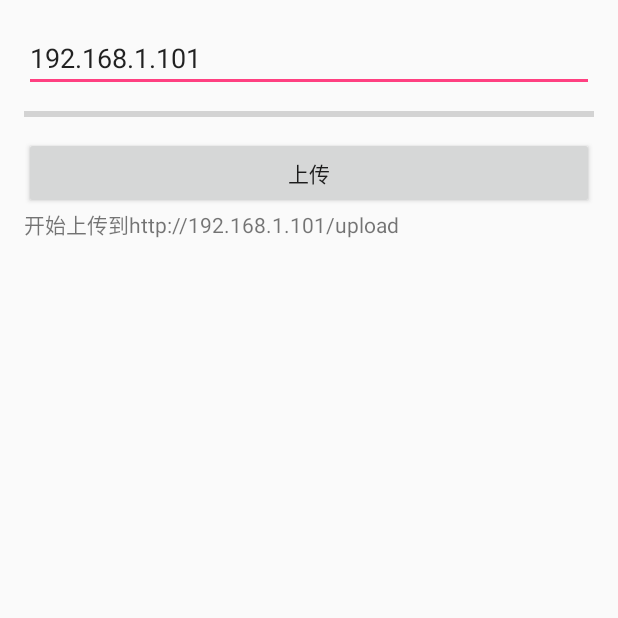
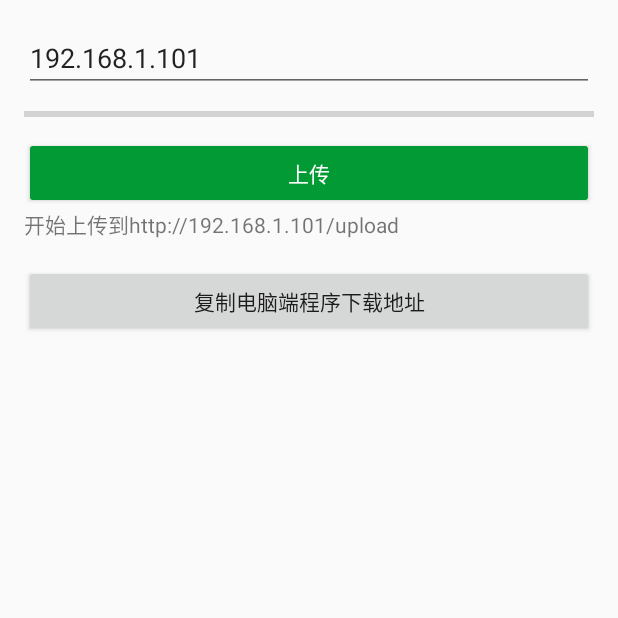
Before and after one commit to iiccqq/Uploader, an Android app: the screen it shows after launch (MainActivity), after a tap on "上传", on a phone screen of 412 x 824 dp, the top half of it. Run offline under Robolectric (Android 15) with nearby library versions, the phone set to English and light mode, and no system bars.

Commit message:
增加复制电脑端程序地址功能

```diff
--- a/app/src/main/java/com/fc/uploader/MainActivity.java
+++ b/app/src/main/java/com/fc/uploader/MainActivity.java
@@ -3,6 +3,9 @@ package com.fc.uploader;
 
 import android.Manifest;
 import android.app.Activity;
+import android.content.ClipData;
+import android.content.ClipboardManager;
+import android.content.Context;
 import android.content.SharedPreferences;
 import android.content.pm.PackageManager;
 import android.os.Build;
@@ -43,12 +46,13 @@ public class MainActivity extends Activity implements OnClickListener, UploadUti
     private static final int UPLOAD_IN_PROCESS = 5;
 
 
-    protected static final int SET_SERVER_IP = 6;
+    protected static final int COPY_DOWNLOAD_URL = 6;
     /***
      * 这里的这个URL是我服务器的javaEE环境URL
      */
     private static String requestURL = "";//http://10.0.2.2:8080/upload";
     private Button  uploadButton;
+    private Button copyDownloadUrlButton;
     private TextView uploadImageResult;
     private ProgressBar progressBar;
 
@@ -80,6 +84,12 @@ public class MainActivity extends Activity implements OnClickListener, UploadUti
     private void initView() {
         uploadButton = (Button) this.findViewById(R.id.uploadImage);
         uploadButton.setOnClickListener(this);
+        uploadButton.setFocusable(true);
+        uploadButton.setFocusableInTouchMode(true);
+        uploadButton.requestFocus();
+        uploadButton.requestFocusFromTouch();
+        copyDownloadUrlButton = (Button) this.findViewById(R.id.copyDownloadUrl);
+        copyDownloadUrlButton.setOnClickListener(this);
         uploadImageResult = (TextView) findViewById(R.id.uploadImageResult);
         progressBar = (ProgressBar) findViewById(R.id.progressBar);
         serverIpText =  (EditText) findViewById(R.id.serverIp);
@@ -106,6 +116,9 @@ public class MainActivity extends Activity implements OnClickListener, UploadUti
         switch (v.getId()) {
             case R.id.uploadImage:
                     handler.sendEmptyMessage(TO_UPLOAD_FILE);
+                break;
+            case R.id.copyDownloadUrl:
+                handler.sendEmptyMessage(COPY_DOWNLOAD_URL);
                 break;
             default:
                 break;
@@ -207,7 +220,6 @@ public class MainActivity extends Activity implements OnClickListener, UploadUti
                 case TO_UPLOAD_FILE:
                     toUploadFile();
                     break;
-
                 case UPLOAD_INIT_PROCESS:
                   //  progressBar.setMax(msg.arg1);
                     break;
@@ -215,18 +227,27 @@ public class MainActivity extends Activity implements OnClickListener, UploadUti
                  //   progressBar.setProgress(msg.arg1);
                     break;
                 case UPLOAD_FILE_DONE:
-                    progressBar.incrementProgressBy(1);
+
                     uploadCallbackCount ++;
                   //  String result = "响应码：" + msg.arg1 + ",响应信息：" + msg.obj + ",耗时：" + UploadUtil.getRequestTime() + "秒";
                     String result =  msg.obj + ",耗时：" + UploadUtil.getRequestTime() + "秒\n";
-                    if(msg.arg1 == UploadUtil.UPLOAD_SUCCESS_CODE)
-                         uploadSuccessCount ++;
+                    if(msg.arg1 == UploadUtil.UPLOAD_SUCCESS_CODE) {
+                        progressBar.incrementProgressBy(1);
+                        uploadSuccessCount++;
+                    }
+                    else{
+                        uploadImageResult.setText("1.确保电脑端upload.exe是否启动，没有启动双击即可。\nupload.exe下载地址为：https://iiccqq.github.io/Uploader/upload.exe\n2.检查网络或防火墙80端口开发");
+                    }
                     uploadTotalTime += UploadUtil.getRequestTime();
                     uploadImageResult.append(result);
                     if(uploadCallbackCount == fileCount)
                         uploadImageResult.append("上传文件成功个数" + uploadSuccessCount + ",总耗时：" + uploadTotalTime + "秒\n");
                     break;
-                case SET_SERVER_IP:
+                case COPY_DOWNLOAD_URL:
+                    ClipboardManager clipboard = (ClipboardManager)
+                            getSystemService(Context.CLIPBOARD_SERVICE);
+                    ClipData clip = ClipData.newPlainText("simple text", "https://iiccqq.github.io/Uploader/upload.exe");
+                    clipboard.setPrimaryClip(clip);
                     break;
                 default:
                     break;
--- a/app/src/main/res/layout/activity_main.xml
+++ b/app/src/main/res/layout/activity_main.xml
@@ -36,18 +36,24 @@
         android:layout_width="match_parent"
         android:layout_height="30dp" />
 
-    <Button
-        android:id="@+id/uploadImage"
-        android:layout_width="match_parent"
-        android:layout_height="wrap_content"
-        android:text="上传" />
+            <Button
+                android:id="@+id/uploadImage"
+                style="@style/Widget.AppCompat.Button.Colored"
+                android:layout_width="match_parent"
+                android:layout_height="wrap_content"
+                android:focusable="true"
+                android:text="上传" />
     <TextView
         android:id="@+id/uploadImageResult"
         android:layout_width="match_parent"
         android:layout_height="wrap_content"
         android:text=""
         android:layout_weight="0.05"  />
-
+      <Button
+                android:id="@+id/copyDownloadUrl"
+                android:layout_width="match_parent"
+                android:layout_height="wrap_content"
+                android:text="复制电脑端程序下载地址" />
         </LinearLayout>
     </ScrollView>
 </RelativeLayout>
--- a/app/src/main/res/values/colors.xml
+++ b/app/src/main/res/values/colors.xml
@@ -1,6 +1,6 @@
 <?xml version="1.0" encoding="utf-8"?>
 <resources>
-    <color name="colorPrimary">#3F51B5</color>
-    <color name="colorPrimaryDark">#303F9F</color>
-    <color name="colorAccent">#FF4081</color>
+    <color name="colorPrimary">#000000</color>
+    <color name="colorPrimaryDark">#000000</color>
+    <color name="colorAccent">#019e35</color>
 </resources>
```
Also changed, not shown: app/src/main/res/mipmap-mdpi/upload.png.
